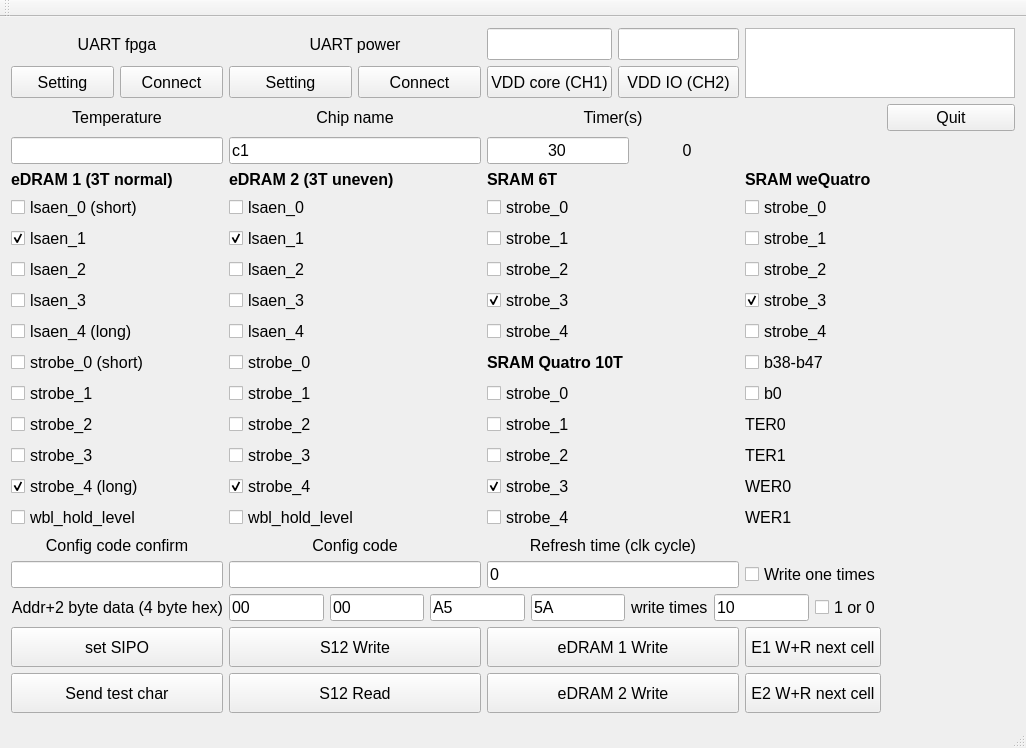
The window that mainwindow.ui (trangjackie/edram65nm_tester) describes before a commit, drawn with Qt 5.
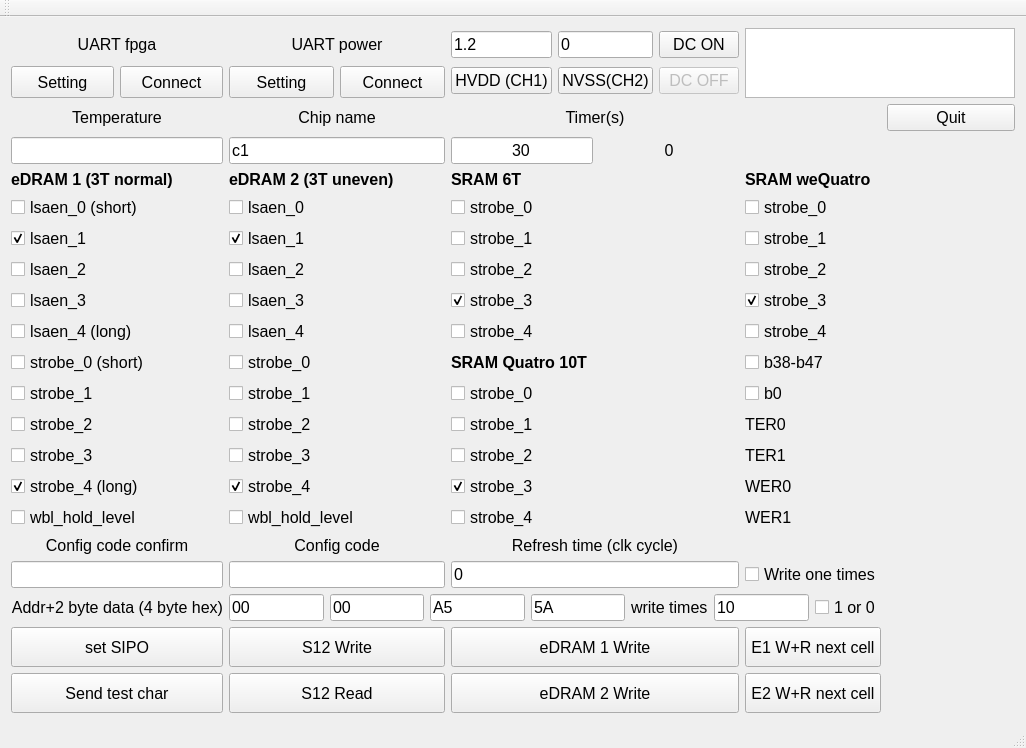
The same window after the commit. Icons and pictures are not drawn.

Commit message: control DC power

The edit to the form file:
```diff
--- a/mainwindow.ui
+++ b/mainwindow.ui
@@ -7,7 +7,7 @@
     <x>0</x>
     <y>0</y>
     <width>1026</width>
-    <height>731</height>
+    <height>748</height>
    </rect>
   </property>
   <property name="font">
@@ -167,17 +167,7 @@
          </sizepolicy>
         </property>
         <property name="text">
-         <string>VDD core (CH1)</string>
-        </property>
-       </widget>
-      </item>
-      <item row="0" column="1">
-       <widget class="QLineEdit" name="lineEdit_VDD_core">
-        <property name="sizePolicy">
-         <sizepolicy hsizetype="Preferred" vsizetype="Preferred">
-          <horstretch>0</horstretch>
-          <verstretch>0</verstretch>
-         </sizepolicy>
+         <string>HVDD (CH1)</string>
         </property>
        </widget>
       </item>
@@ -190,7 +180,20 @@
          </sizepolicy>
         </property>
         <property name="text">
-         <string>VDD IO (CH2)</string>
+         <string>NVSS(CH2)</string>
+        </property>
+       </widget>
+      </item>
+      <item row="0" column="1">
+       <widget class="QLineEdit" name="lineEdit_HVDD">
+        <property name="sizePolicy">
+         <sizepolicy hsizetype="Preferred" vsizetype="Preferred">
+          <horstretch>0</horstretch>
+          <verstretch>0</verstretch>
+         </sizepolicy>
+        </property>
+        <property name="text">
+         <string>1.2</string>
         </property>
        </widget>
       </item>
@@ -201,6 +204,26 @@
           <horstretch>0</horstretch>
           <verstretch>0</verstretch>
          </sizepolicy>
+        </property>
+        <property name="text">
+         <string>0</string>
+        </property>
+       </widget>
+      </item>
+      <item row="0" column="3">
+       <widget class="QPushButton" name="pushButton_power_on">
+        <property name="text">
+         <string>DC ON</string>
+        </property>
+       </widget>
+      </item>
+      <item row="1" column="3">
+       <widget class="QPushButton" name="pushButton_power_off">
+        <property name="enabled">
+         <bool>false</bool>
+        </property>
+        <property name="text">
+         <string>DC OFF</string>
         </property>
        </widget>
       </item>
```
Left out of the diff: 6 changed lines with no effect on the pictures. The commit also changes 3 other files.
